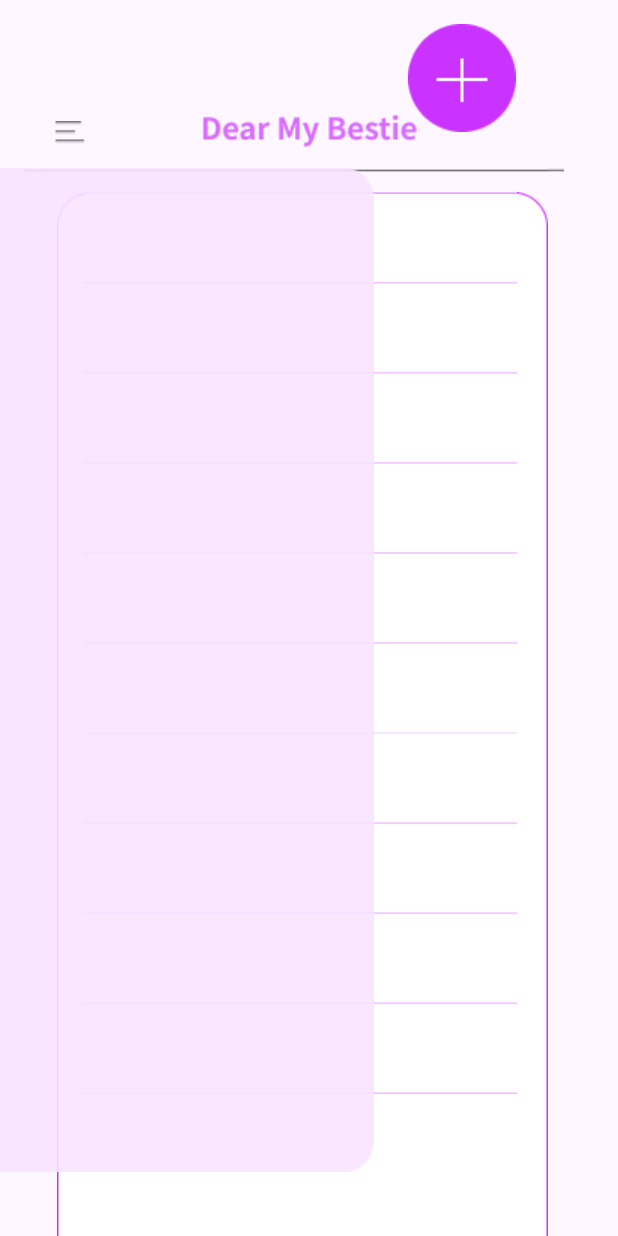
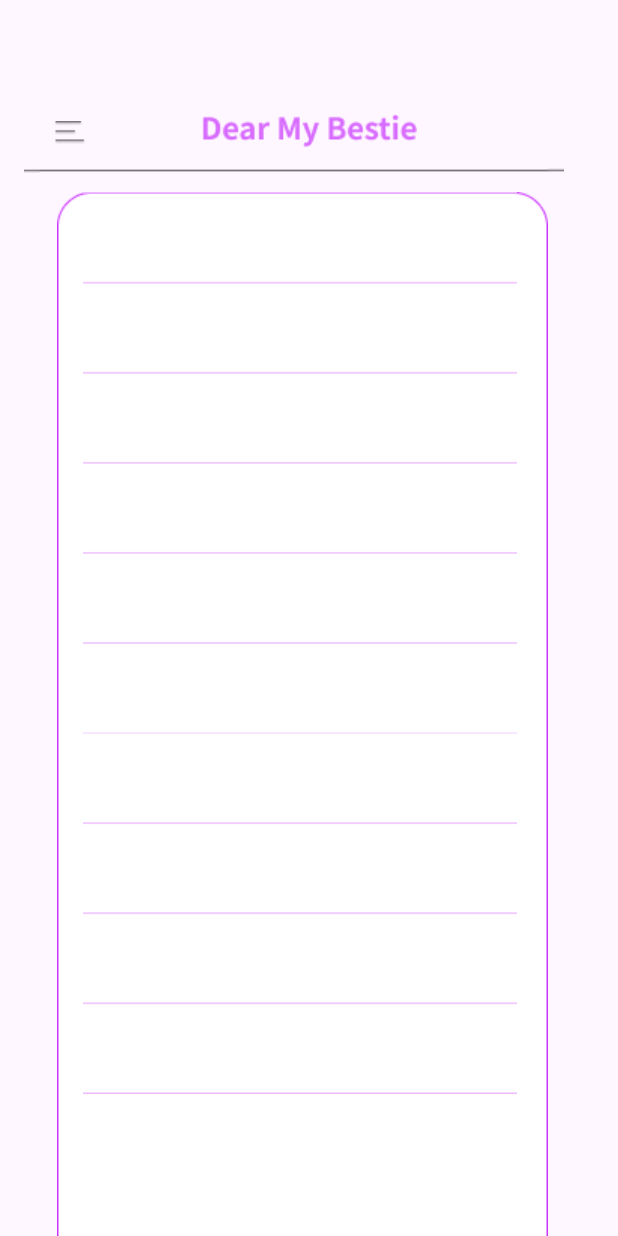
Before and after one commit to babogyeong/GURU2_30_App, an Android app: the MainActivity screen opened directly, with no data from a screen before it, on a phone screen of 412 x 824 dp. Run offline under Robolectric (Android 15) with nearby library versions, the phone set to English and light mode, and no system bars.

Commit message:
main 화면 사이드바 코딩 함( 사이드바의 추가적인 기능은 아직 안 넣음) drawable폴더 대문자>소문자로 변환해야함

```diff
--- a/app/src/main/java/com/example/guru2_30_app/MainActivity.kt
+++ b/app/src/main/java/com/example/guru2_30_app/MainActivity.kt
@@ -2,10 +2,28 @@ package com.example.guru2_30_app
 
 import androidx.appcompat.app.AppCompatActivity
 import android.os.Bundle
+import android.view.View
+import android.widget.ImageButton
+import android.widget.LinearLayout
 
 class MainActivity : AppCompatActivity() {
+
+    private lateinit var sidebarLayout: LinearLayout
+    private lateinit var btnSidebar: ImageButton
+
     override fun onCreate(savedInstanceState: Bundle?) {
         super.onCreate(savedInstanceState)
         setContentView(R.layout.activity_main)
+
+        sidebarLayout = findViewById(R.id.sidebarLayout)
+        btnSidebar = findViewById(R.id.btn_sidebar)
+
+        btnSidebar.setOnClickListener {
+            if (sidebarLayout.visibility == View.VISIBLE) {
+                sidebarLayout.visibility = View.GONE
+            } else {
+                sidebarLayout.visibility = View.VISIBLE
+            }
+        }
     }
 }
--- a/app/src/main/res/layout/activity_main.xml
+++ b/app/src/main/res/layout/activity_main.xml
@@ -41,6 +41,7 @@
         app:layout_constraintGuide_percent="0.8" />
 
     <ImageView
+        android:id="@+id/imageView3"
         android:layout_width="wrap_content"
         android:layout_height="wrap_content"
         android:layout_marginTop="112dp"
@@ -70,36 +71,34 @@
         app:layout_constraintStart_toStartOf="parent"
         app:layout_constraintTop_toTopOf="parent" />
 
-    <ImageButton
-        android:id="@+id/btn05"
-        android:layout_width="wrap_content"
-        android:layout_height="wrap_content"
-        android:layout_centerInParent="true"
-        android:layout_margin="8dp"
-        android:background="@android:color/transparent"
-        android:contentDescription="Image Button Description"
-        android:padding="16dp"
-        android:src="@drawable/Main_Group68"
-        app:layout_constraintEnd_toEndOf="parent"
-        app:layout_constraintHorizontal_bias="0.85"
-
-        app:layout_constraintStart_toStartOf="parent"
-        tools:ignore="MissingConstraints"
-        tools:layout_editor_absoluteY="625dp" />
-
+    <!-- 사이드바 레이아웃 -->
     <LinearLayout
+        android:id="@+id/sidebarLayout"
         android:layout_width="249dp"
-        android:layout_height="669dp"
+        android:layout_height="match_parent"
         android:layout_gravity="start"
+        android:layout_marginStart="7dp"
         android:layout_marginTop="112dp"
         android:background="@drawable/Sidebar_Rectangle22"
         android:orientation="vertical"
-        app:layout_constraintTop_toTopOf="parent"
-        tools:layout_editor_absoluteX="7dp">
+        android:visibility="gone"
+        app:layout_constraintEnd_toStartOf="@+id/imageView3"
+        app:layout_constraintHorizontal_bias="0.033"
+        app:layout_constraintStart_toStartOf="parent"
+        app:layout_constraintTop_toTopOf="parent">
 
-        <!-- 사이드바 내용 이 밑으로 쓰기 -->
+    <!-- 사이드바 내용 이 밑으로 쓰기 -->
 
 
-    </LinearLayout>
+</LinearLayout>
 
-</androidx.constraintlayout.widget.ConstraintLayout>
+
+
+
+
+
+
+
+
+
+    </androidx.constraintlayout.widget.ConstraintLayout>
```
